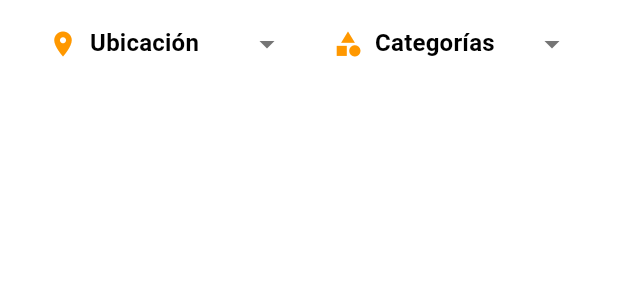
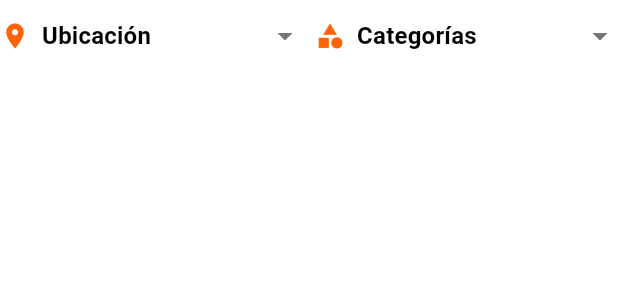
Before and after one commit to smartdev-dr/servimix-fl-app, a Flutter app: the CustomDropdowns widget shown alone on an empty page, opened directly, on a phone screen of 412 x 824 dp. Shown: the top 300 px of the screen. Run offline on Flutter 3.47's test engine with Material 3 defaults, Android fonts, the light colour scheme and no system bars; our stand-ins replace card_swiper, go_router; network calls fail.

Commit message:
cambios de const

```diff
--- a/lib/screens/payment_screen.dart
+++ b/lib/screens/payment_screen.dart
@@ -9,9 +9,9 @@ class PaymentScreen extends StatelessWidget {
         top: false,
         child: Scaffold(
           appBar: AppBar(
-            title: Text('Payment'),
+            title: const Text('Payment'),
           ),
-          body: Center(
+          body: const Center(
             child: Text('Payment Screen'),
           ),
         ));
--- a/lib/widgets/card_swiper_search.dart
+++ b/lib/widgets/card_swiper_search.dart
@@ -11,8 +11,6 @@ class SearchImageSwiper extends StatelessWidget {
       children: [
         const SizedBox(height: 10),
         Flexible(
-          child: Padding(
-            padding: const EdgeInsets.only(left: 20, right: 10),
           child: GridView.count(
             crossAxisCount: 2,
             crossAxisSpacing: 10,
@@ -47,7 +45,6 @@ class SearchImageSwiper extends StatelessWidget {
             ],
           ),
         ),
-        ),
       ],
     );
   }
@@ -67,8 +64,7 @@ class CardSwiperSearch extends StatelessWidget {
 
   @override
   Widget build(BuildContext context) {
-    return Container(
-      margin: const EdgeInsets.only(right: 10),
+    return SizedBox(
       width: 160,
       child: Card(
         clipBehavior: Clip.antiAlias,
--- a/lib/widgets/custom_dropdowns.dart
+++ b/lib/widgets/custom_dropdowns.dart
@@ -5,9 +5,7 @@ class CustomDropdowns extends StatelessWidget {
 
   @override
   Widget build(BuildContext context) {
-    return Container(
-      padding: const EdgeInsets.only(top: 1, left: 20, right: 20),
-      child: const Row(
+    return const Row(
       children: [
         Expanded(
           child: _CustomDropdown(
@@ -25,7 +23,6 @@ class CustomDropdowns extends StatelessWidget {
           ),
         ),
       ],
-      ),
     );
   }
 }
@@ -43,15 +40,13 @@ class _CustomDropdown extends StatelessWidget {
 
   @override
   Widget build(BuildContext context) {
-    return Container(
-      padding: const EdgeInsets.symmetric(horizontal: 12, vertical: 4),
-      child: DropdownButton(
+    return DropdownButton(
       icon: Icon(Icons.arrow_drop_down, color: Colors.grey.shade600),
       isExpanded: true,
       underline: const SizedBox(),
       hint: Row(
         children: [
-            Icon(icon, size: 20, color: Colors.orange),
+          Icon(icon, size: 20, color: const Color(0xFFFF6307)),
           const SizedBox(width: 8),
           Text(hint,
               style: const TextStyle(
@@ -69,7 +64,6 @@ class _CustomDropdown extends StatelessWidget {
               ))
           .toList(),
       onChanged: (value) {},
-      ),
     );
   }
 }
--- a/lib/widgets/custom_perfil_cards.dart
+++ b/lib/widgets/custom_perfil_cards.dart
@@ -33,7 +33,7 @@ class CustomPerfilCards extends StatelessWidget {
                       mainAxisAlignment: MainAxisAlignment.center,
                       children: [
                         Text(
-                          'Nombre de Usuario',
+                          'Luis Rofriguez',
                           style: TextStyle(
                             fontSize: 20,
                             fontWeight: FontWeight.bold,
@@ -186,7 +186,7 @@ class CustomPerfilCards extends StatelessWidget {
                     ),
                     OptionItem(
                       icon: Icons.abc_outlined,
-                      title: 'Espanol',
+                      title: 'Español',
                       subtitle: 'Establecer tu idioma',
                     ),
                   ],
--- a/lib/widgets/custom_search_item.dart
+++ b/lib/widgets/custom_search_item.dart
@@ -9,7 +9,7 @@ class CustomSearchItem extends StatefulWidget {
 
 class CustomSearchItemState extends State<CustomSearchItem> {
   TextEditingController searchController = TextEditingController();
-  List<String> _allItems = []; // Aquí puedes mapear tus elementos
+  final List<String> _allItems = []; // Aquí puedes mapear tus elementos
   List<String> _filteredItems = [];
 
   @override
@@ -35,7 +35,7 @@ class CustomSearchItemState extends State<CustomSearchItem> {
   @override
   Widget build(BuildContext context) {
     return Padding(
-      padding: const EdgeInsets.symmetric(horizontal: 20),
+      padding: const EdgeInsets.symmetric(horizontal: 0),
       child: Column(
         mainAxisSize: MainAxisSize.min,
         children: [
```
Also changed, not shown: lib/screens/search_screen.dart (+9 -3 lines), lib/widgets/custom_formfaild_login.dart (+11 -9 lines). Lines whose indentation alone changed are shown as unchanged.
